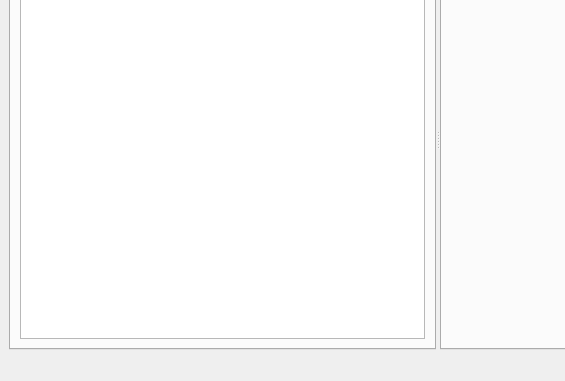
Qt form desktop/vmer_desktop/mainwindow.ui (surachairobotic/vmer) before a commit; both pictures show x 0 to 565 and y 101 to 482 of the 715 by 482 pixel window.
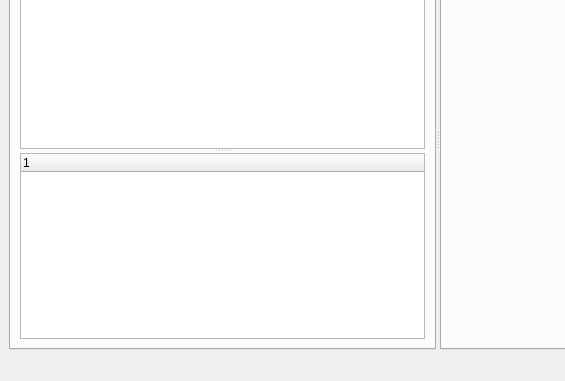
The same form after that commit.

Commit message: all class can linked.

Patch:
```diff
--- a/desktop/vmer_desktop/mainwindow.ui
+++ b/desktop/vmer_desktop/mainwindow.ui
@@ -52,12 +52,24 @@
         </attribute>
         <layout class="QVBoxLayout" name="verticalLayout_3">
          <item>
+          <widget class="QSplitter" name="splitter_2">
+           <property name="orientation">
+            <enum>Qt::Vertical</enum>
+           </property>
+           <widget class="QTreeWidget" name="treeWidgetModel">
+            <column>
+             <property name="text">
+              <string notr="true">1</string>
+             </property>
+            </column>
+           </widget>
           <widget class="QTreeWidget" name="treeWidgetElement">
            <column>
             <property name="text">
              <string notr="true">1</string>
             </property>
            </column>
+           </widget>
           </widget>
          </item>
         </layout>
```
Lines whose indentation alone changed are shown as unchanged. The commit also changes 3 other files.
